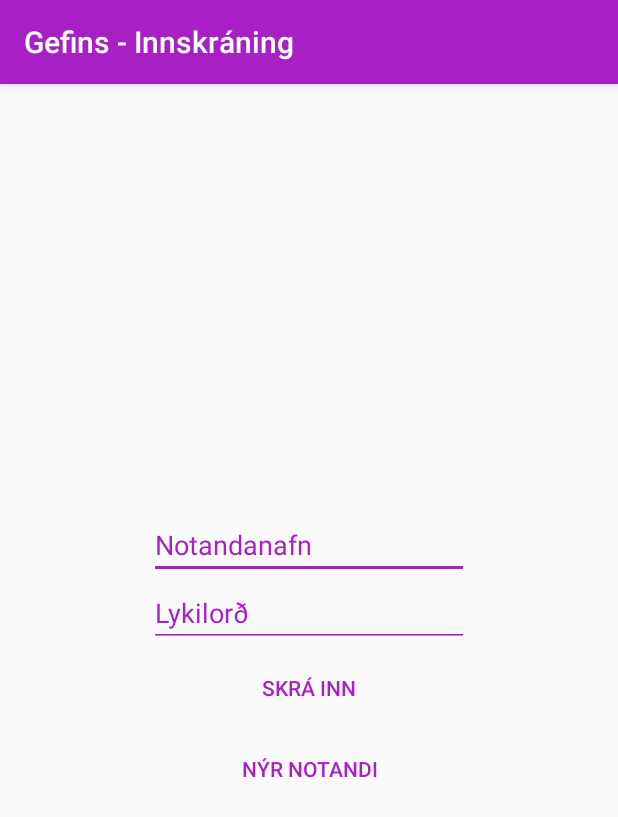
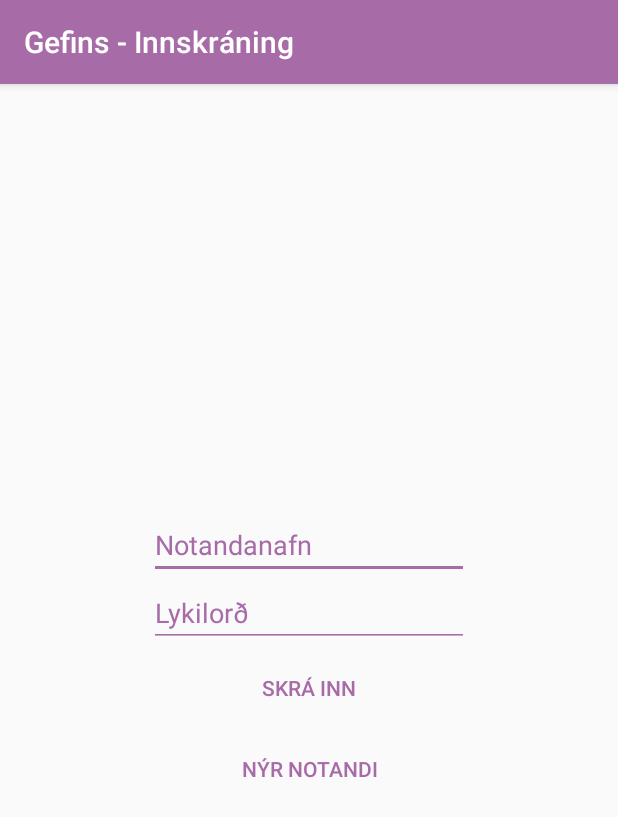
Before and after one commit to smh28/Gefins, an Android app: the screen it shows after launch (LoginActivity), on a phone screen of 412 x 824 dp. Shown: the top 817 px of the screen. Run offline under Robolectric (Android 15) with nearby library versions, the phone set to English and light mode, and no system bars.

Commit message:
Litur á appi

```diff
--- a/app/src/main/res/values/colors.xml
+++ b/app/src/main/res/values/colors.xml
@@ -1,6 +1,6 @@
 <?xml version="1.0" encoding="utf-8"?>
 <resources>
-    <color name="colorPrimary">#a81fc4</color>
-    <color name="colorPrimaryDark">#a81fc4</color>
+    <color name="colorPrimary">#A76CA8</color>
+    <color name="colorPrimaryDark">#A76CA8</color>
     <color name="colorAccent">#FF4081</color>
 </resources>
```
